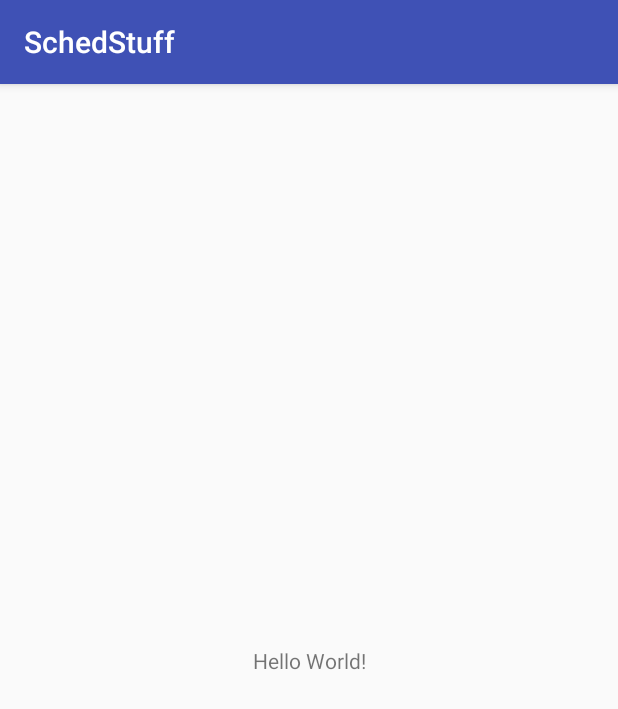
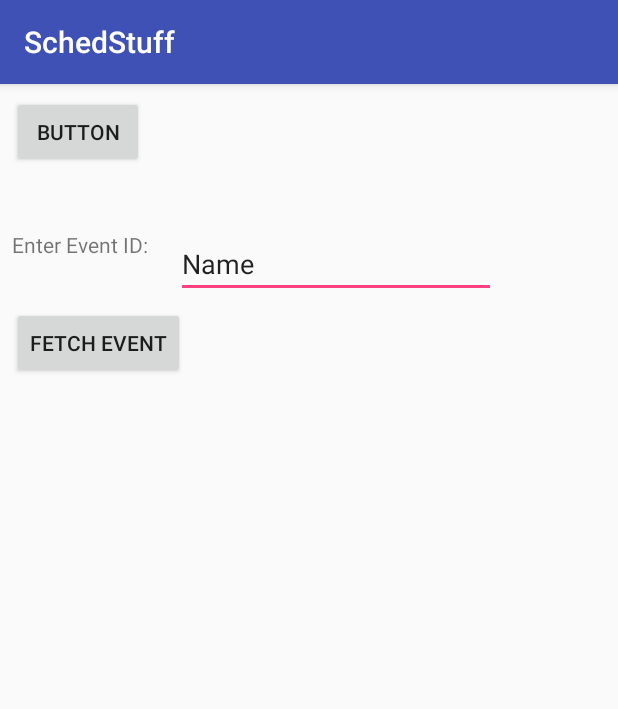
Before and after one commit to Buutti/SchedStuff, an Android app: the screen it shows after launch (MainActivity), on a phone screen of 412 x 824 dp. Shown: the top 709 px of the screen. Run offline under Robolectric (Android 15) with nearby library versions, the phone set to English and light mode, and no system bars.

Commit message:
Start of implementing Android client for testing server.

```diff
--- a/app/build.gradle
+++ b/app/build.gradle
@@ -27,4 +27,5 @@ dependencies {
     compile 'com.android.support:appcompat-v7:25.3.1'
     compile 'com.android.support.constraint:constraint-layout:1.0.2'
     testCompile 'junit:junit:4.12'
+    compile 'com.android.volley:volley:1.0.0'
 }
--- a/app/src/main/AndroidManifest.xml
+++ b/app/src/main/AndroidManifest.xml
@@ -1,6 +1,7 @@
 <?xml version="1.0" encoding="utf-8"?>
 <manifest xmlns:android="http://schemas.android.com/apk/res/android"
     package="schedstuff.schedstuff">
+    <uses-permission android:name="android.permission.INTERNET"/>
 
     <application
         android:allowBackup="true"
@@ -16,6 +17,10 @@
                 <category android:name="android.intent.category.LAUNCHER" />
             </intent-filter>
         </activity>
+        <service
+            android:name=".SchedServerService"
+            android:exported="false"/>
+
     </application>
 
 </manifest>
--- a/app/src/main/java/schedstuff/schedstuff/MainActivity.java
+++ b/app/src/main/java/schedstuff/schedstuff/MainActivity.java
@@ -1,13 +1,55 @@
 package schedstuff.schedstuff;
 
+import android.content.Intent;
+import android.net.Uri;
 import android.support.v7.app.AppCompatActivity;
 import android.os.Bundle;
+import android.view.View;
+import android.widget.EditText;
+import android.widget.TextSwitcher;
+import android.widget.TextView;
 
-public class MainActivity extends AppCompatActivity {
+public class MainActivity extends AppCompatActivity implements SchedResultReceiver.Receiver {
+
+    EditText eventIDEntry;
+    TextView eventIDTextView;
+    TextView eventInfoTextView;
 
     @Override
     protected void onCreate(Bundle savedInstanceState) {
         super.onCreate(savedInstanceState);
         setContentView(R.layout.activity_main);
+
+        eventIDEntry = (EditText) findViewById(R.id.eventIDEditText);
+        eventIDTextView = (TextView) findViewById(R.id.eventIDTextView);
+        eventInfoTextView = (TextView) findViewById(R.id.eventInfoTextView);
+
+    }
+
+    public void refreshEvents(View view) {
+        Intent mServiceIntent = new Intent(this, SchedServerService.class);
+        mServiceIntent.putExtra(SchedServerService.SCHED_ACTION, SchedServerService.GET_EVENTS_ACTION);
+
+        startService(mServiceIntent);
+
+
+    }
+
+    public void fetchEvent(View view) {
+        Intent mServiceIntent = new Intent(this, SchedServerService.class);
+        mServiceIntent.putExtra(SchedServerService.SCHED_ACTION, SchedServerService.GET_EVENT_ACTION);
+        mServiceIntent.putExtra(SchedServerService.EVENT_ID, eventIDEntry.getText().toString());
+
+        startService(mServiceIntent);
+    }
+
+    @Override
+    public void onReceiveResult(int resultCode, Bundle resultData) {
+        //resultCode: 0 = receiving list of event IDs
+        //            1 = receiving full info of event
+
+        if (resultCode == 0) {
+
+        }
     }
 }
--- a/app/src/main/res/layout/activity_main.xml
+++ b/app/src/main/res/layout/activity_main.xml
@@ -6,13 +6,69 @@
     android:layout_height="match_parent"
     tools:context="schedstuff.schedstuff.MainActivity">
 
-    <TextView
+    <Button
+        android:id="@+id/refreshEventsButton"
+        android:onClick="refreshEvents"
         android:layout_width="wrap_content"
         android:layout_height="wrap_content"
-        android:text="Hello World!"
-        app:layout_constraintBottom_toBottomOf="parent"
+        android:text="Button"
+        android:layout_marginLeft="8dp"
+        app:layout_constraintLeft_toLeftOf="parent"
+        app:layout_constraintTop_toTopOf="parent"
+        android:layout_marginTop="8dp" />
+
+    <TextView
+        android:id="@+id/eventIDTextView"
+        android:layout_width="328dp"
+        android:layout_height="25dp"
+        android:layout_marginLeft="8dp"
+        android:layout_marginRight="8dp"
+        android:layout_marginTop="8dp"
         app:layout_constraintLeft_toLeftOf="parent"
         app:layout_constraintRight_toRightOf="parent"
-        app:layout_constraintTop_toTopOf="parent" />
+        app:layout_constraintTop_toBottomOf="@+id/refreshEventsButton" />
 
+    <TextView
+        android:id="@+id/textView2"
+        android:layout_width="101dp"
+        android:layout_height="43dp"
+        android:layout_marginLeft="8dp"
+        android:layout_marginTop="8dp"
+        android:text="Enter Event ID:"
+        app:layout_constraintLeft_toLeftOf="parent"
+        app:layout_constraintTop_toBottomOf="@+id/eventIDTextView" />
+
+    <EditText
+        android:id="@+id/eventIDEditText"
+        android:layout_width="wrap_content"
+        android:layout_height="wrap_content"
+        android:layout_marginLeft="8dp"
+        android:layout_marginTop="8dp"
+        android:ems="10"
+        android:inputType="text"
+        android:text="Name"
+        app:layout_constraintLeft_toRightOf="@+id/textView2"
+        app:layout_constraintTop_toBottomOf="@+id/eventIDTextView" />
+
+    <Button
+        android:id="@+id/fetchEventButton"
+        android:onClick="fetchEvent"
+        android:layout_width="wrap_content"
+        android:layout_height="wrap_content"
+        android:layout_marginLeft="8dp"
+        android:layout_marginTop="8dp"
+        android:text="Fetch Event"
+        app:layout_constraintLeft_toLeftOf="parent"
+        app:layout_constraintTop_toBottomOf="@+id/textView2" />
+
+    <TextView
+        android:id="@+id/eventInfoTextView"
+        android:layout_width="331dp"
+        android:layout_height="263dp"
+        android:layout_marginLeft="8dp"
+        android:layout_marginRight="8dp"
+        android:layout_marginTop="8dp"
+        app:layout_constraintLeft_toLeftOf="parent"
+        app:layout_constraintRight_toRightOf="parent"
+        app:layout_constraintTop_toBottomOf="@+id/fetchEventButton" />
 </android.support.constraint.ConstraintLayout>
```
Also changed, not shown: app/src/main/java/schedstuff/schedstuff/SchedResultReceiver.java (added, +43 -0 lines), app/src/main/java/schedstuff/schedstuff/SchedServerService.java (added, +68 -0 lines), 1 other file.
